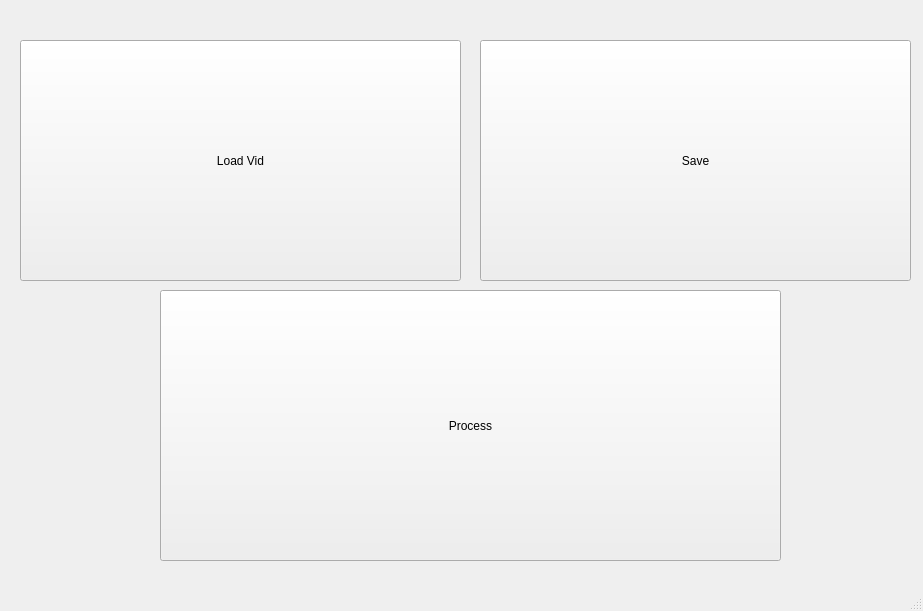
Old version of the form qt/mainwindow.ui in the repository Edi013/ComputerVision.
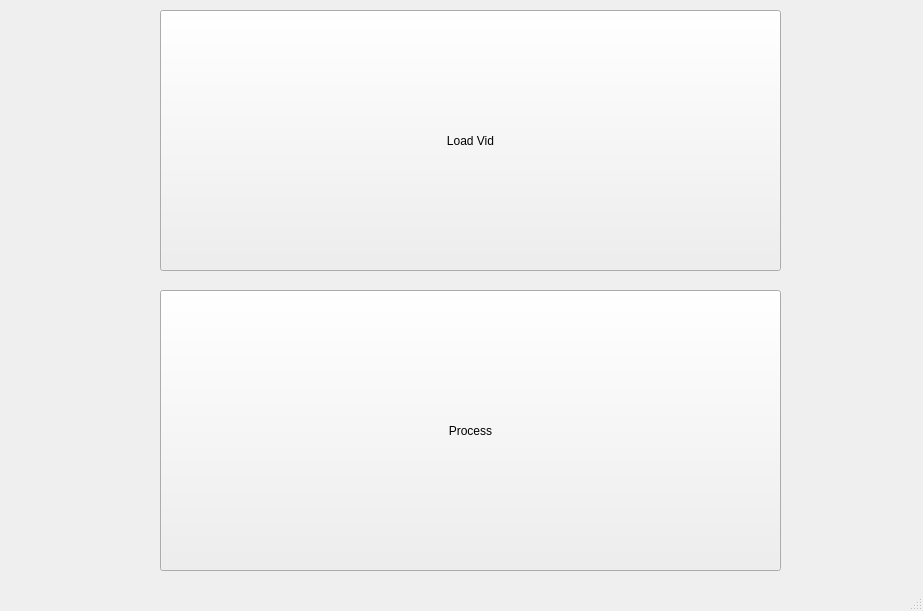
New version of the form.

Patch:
```diff
--- a/qt/mainwindow.ui
+++ b/qt/mainwindow.ui
@@ -17,36 +17,23 @@
    <widget class="QPushButton" name="loadVideoButton">
     <property name="geometry">
      <rect>
-      <x>20</x>
-      <y>40</y>
-      <width>441</width>
-      <height>241</height>
+      <x>160</x>
+      <y>10</y>
+      <width>621</width>
+      <height>261</height>
      </rect>
     </property>
     <property name="text">
      <string>Load Vid</string>
     </property>
    </widget>
-   <widget class="QPushButton" name="saveVideoButton">
-    <property name="geometry">
-     <rect>
-      <x>480</x>
-      <y>40</y>
-      <width>431</width>
-      <height>241</height>
-     </rect>
-    </property>
-    <property name="text">
-     <string>Save</string>
-    </property>
-   </widget>
    <widget class="QPushButton" name="processVideoButton">
     <property name="geometry">
      <rect>
       <x>160</x>
       <y>290</y>
       <width>621</width>
-      <height>271</height>
+      <height>281</height>
      </rect>
     </property>
     <property name="text">
```
